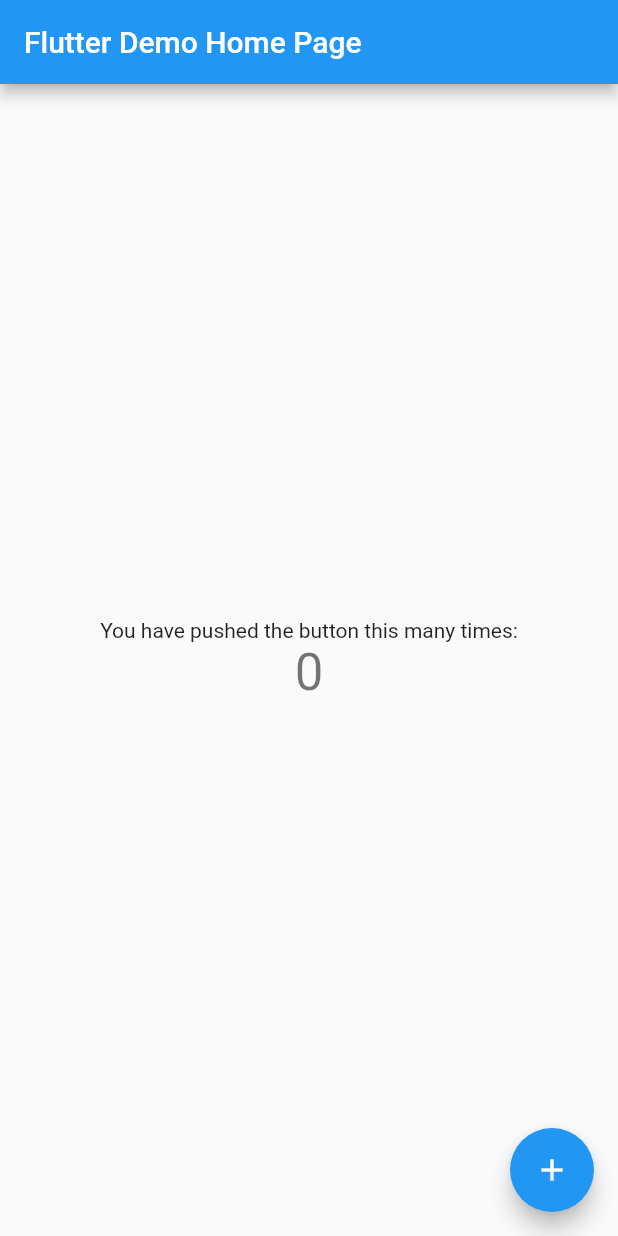
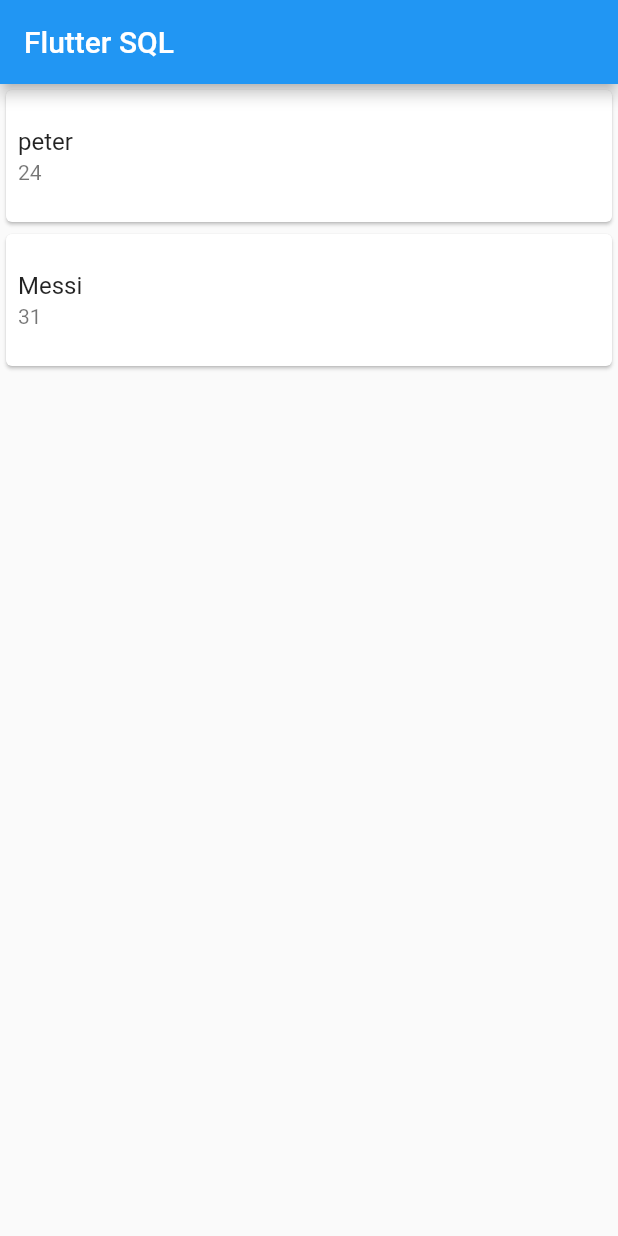
Before and after one commit to TheCodeMonsters/sqlite_flutter, a Flutter app: the screen it shows after launch, on a phone screen of 412 x 824 dp. Run offline on Flutter 3.47's test engine with Material 2 defaults, Android fonts, the phone set to English and light mode, and no system bars; our stand-ins replace sqflite; accounts and stored records are empty.

Commit message:
feat: post about sqlite

```diff
--- a/lib/main.dart
+++ b/lib/main.dart
@@ -1,19 +1,22 @@
 import 'package:flutter/material.dart';
+import 'package:sqlite_flutter/model/user.dart';
+import 'package:sqlite_flutter/services/database_handler.dart';
 
 void main() {
   runApp(const MyApp());
 }
 
 class MyApp extends StatelessWidget {
-  const MyApp({Key? key}) : super(key : key);
+  const MyApp({Key? key}) : super(key: key);
   @override
   Widget build(BuildContext context) {
     return MaterialApp(
+      debugShowCheckedModeBanner: false,
       title: 'Flutter Demo',
       theme: ThemeData(
         primarySwatch: Colors.blue,
       ),
-      home: const MyHomePage(title: 'Flutter Demo Home Page'),
+      home: const MyHomePage(title: 'Flutter SQL'),
     );
   }
 }
@@ -28,11 +31,15 @@ class MyHomePage extends StatefulWidget {
 }
 
 class _MyHomePageState extends State<MyHomePage> {
-  int _counter = 0;
+  late DatabaseHandler handler;
 
-  void _incrementCounter() {
-    setState(() {
-      _counter++;
+  @override
+  void initState() {
+    super.initState();
+    this.handler = DatabaseHandler();
+    this.handler.initializeDB().whenComplete(() async {
+      await this.addUsers();
+      setState(() {});
     });
   }
 
@@ -42,25 +49,60 @@ class _MyHomePageState extends State<MyHomePage> {
       appBar: AppBar(
         title: Text(widget.title!),
       ),
-      body: Center(
-        child: Column(
-          mainAxisAlignment: MainAxisAlignment.center,
-          children: <Widget>[
-            const Text(
-              'You have pushed the button this many times:',
-            ),
-            Text(
-              '$_counter',
-              style: Theme.of(context).textTheme.headline4,
-            ),
-          ],
-        ),
-      ),
-      floatingActionButton: FloatingActionButton(
-        onPressed: _incrementCounter,
-        tooltip: 'Increment',
-        child: const Icon(Icons.add),
+      body: FutureBuilder(
+        future: this.handler.retrieveUsers(),
+        builder: (BuildContext context, AsyncSnapshot<List<User>> snapshot) {
+          if (snapshot.hasData) {
+            return ListView.builder(
+              itemCount: snapshot.data?.length,
+              itemBuilder: (BuildContext context, int index) {
+                return Dismissible(
+                  direction: DismissDirection.endToStart,
+                  background: Container(
+                    color: Colors.red,
+                    alignment: Alignment.centerRight,
+                    padding: EdgeInsets.symmetric(horizontal: 10.0),
+                    child: Icon(Icons.delete_forever),
+                  ),
+                  key: ValueKey<int>(snapshot.data![index].id!),
+                  onDismissed: (DismissDirection direction) async {
+                    await this.handler.deleteUser(snapshot.data![index].id!);
+                    setState(() {
+                      snapshot.data!.remove(snapshot.data![index]);
+                    });
+                  },
+                  child: Card(
+                      child: ListTile(
+                    contentPadding: EdgeInsets.all(8.0),
+                    title: Text(snapshot.data![index].name),
+                    subtitle: Text(snapshot.data![index].age.toString()),
+                  )),
+                );
+              },
+            );
+          } else {
+            return Center(
+              child: CircularProgressIndicator(),
+            );
+          }
+        },
       ),
     );
   }
+
+  Future<int> addUsers() async {
+    User firstUser = User(name: "peter", age: 24, country: "Lebanon");
+    User secondUser = User(name: "Messi", age: 31, country: "United Kingdom");
+    User thirdUser = User(name: "john", age: 31, country: "United Kingdom");
+    User forUser = User(name: "CR7", age: 31, country: "United Kingdom");
+    User fiveUser = User(name: "Neymar", age: 31, country: "United Kingdom");
+    User sixUser = User(name: "Verrati", age: 31, country: "United Kingdom");
+    User sevenUser = User(name: "Cavani", age: 31, country: "United Kingdom");
+    User eightUser = User(name: "Miguel", age: 31, country: "United Kingdom");
+    User nineUser = User(name: "Juan", age: 31, country: "United Kingdom");
+    User tenUser = User(name: "Pedro", age: 31, country: "United Kingdom");
+    User elevenUser = User(name: "Fati", age: 31, country: "United Kingdom");
+    List<User> listOfUsers = [firstUser, secondUser];
+    return await this.handler.insertUser(listOfUsers);
+  }
 }
--- /dev/null
+++ b/lib/model/user.dart
@@ -0,0 +1,25 @@
+class User {
+  final int? id;
+  final String name;
+  final int age;
+  final String country;
+  final String? email;
+
+  User(
+      { this.id,
+        required this.name,
+        required this.age,
+        required this.country,
+        this.email});
+
+  User.fromMap(Map<String, dynamic> res)
+      : id = res["id"],
+        name = res["name"],
+        age = res["age"],
+        country = res["country"],
+        email = res["email"];
+
+  Map<String, Object?> toMap() {
+    return {'id':id,'name': name, 'age': age, 'country': country, 'email': email};
+  }
+}
```
Also changed, not shown: lib/services/database_handler.dart (added, +47 -0 lines), 1 other file.
